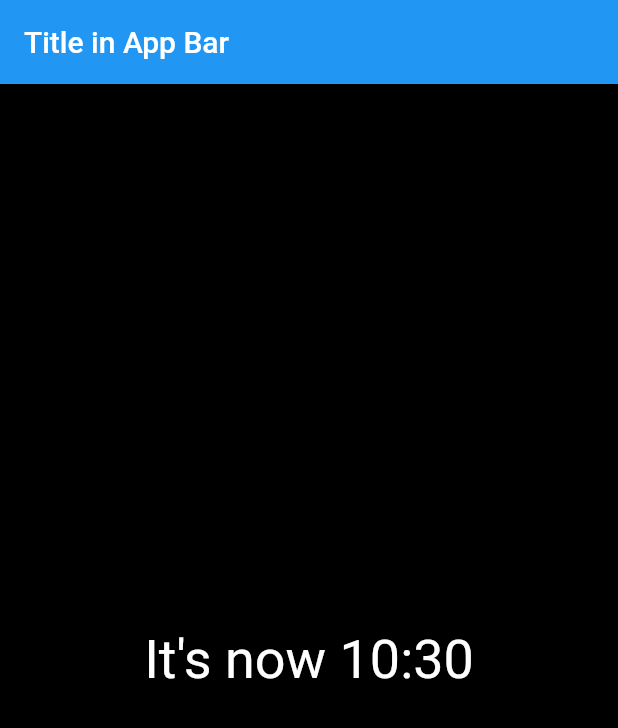
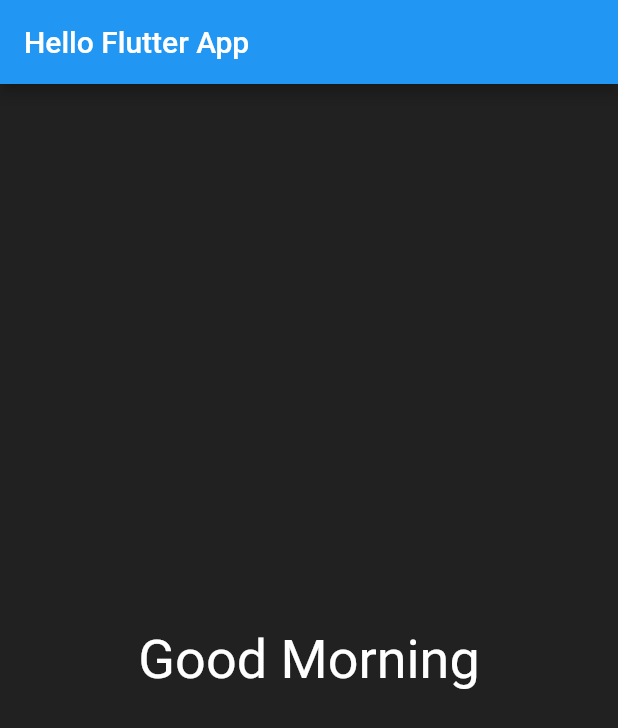
Before and after one commit to jcripley1992/hello_flutter, a Flutter app: the screen it shows after launch, on a phone screen of 412 x 824 dp. Shown: the top 728 px of the screen. Run offline on Flutter 3.47's test engine with Material 2 defaults, Android fonts, the phone set to English and light mode, and no system bars.

Commit message:
Small update

```diff
--- a/hello_flutter/lib/main.dart
+++ b/hello_flutter/lib/main.dart
@@ -11,7 +11,7 @@ class HelloFlutterApp extends StatelessWidget {
         title: "Hello Flutter App",
         home: Scaffold(
             appBar: AppBar(
-              title: Text("Title in App Bar"),
+              title: Text("Hello Flutter App"),
             ),
             body: home()));
   }
--- a/hello_flutter/lib/screens/home.dart
+++ b/hello_flutter/lib/screens/home.dart
@@ -5,21 +5,21 @@ class home extends StatelessWidget {
   Widget build(BuildContext context) {
     // TODO: implement build
     return Material(
-        color: Colors.black,
-        child: Center(
-          child: Text(
-            sayHello(),
-            textDirection: TextDirection.ltr,
-            style: TextStyle(color: Colors.white, fontSize: 36.0),
-          ),
-        ));
+      color: Colors.black87,
+      child: Center(
+        child: Text(
+          greet(),
+          textDirection: TextDirection.ltr,
+          style: TextStyle(color: Colors.white, fontSize: 36.0),
+        ),
+      )
+    );
   }
 
-  String sayHello() {
+  String greet() {
     String hello;
     DateTime now = new DateTime.now();
     int hour = now.hour;
-    int minute = now.minute;
     if (hour < 12) {
       hello = "Good Morning";
     } else if (hour > 18) {
@@ -27,8 +27,18 @@ class home extends StatelessWidget {
     } else {
       hello = "Good Evening";
     }
-    String minutes = (minute < 10) ? "0" + minute.toString() : minute.toString();
 
-    return "It's now "+ hour.toString() + ":" + minutes.toString();
+    return hello;
+  }
+
+  String showTime() {
+    DateTime now = new DateTime.now();
+    int hour = now.hour;
+    int minute = now.minute;
+
+    String minutes =
+        (minute < 10) ? "0" + minute.toString() : minute.toString();
+
+    return "It's now " + hour.toString() + ":" + minutes.toString();
   }
 }
```
